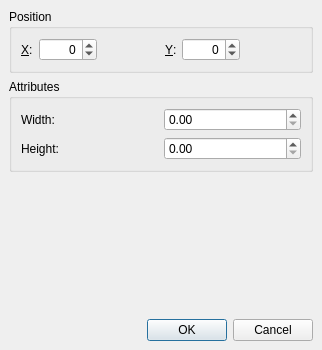
pomjak/robotCollisionDetection, file forms/obstacle-properties-dialog.ui: the form before one commit.
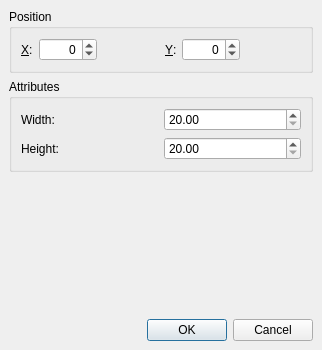
The form after the commit.

```diff
--- a/forms/obstacle-properties-dialog.ui
+++ b/forms/obstacle-properties-dialog.ui
@@ -154,10 +154,24 @@
        </widget>
       </item>
       <item row="0" column="1">
-       <widget class="QDoubleSpinBox" name="widthBox"/>
+       <widget class="QDoubleSpinBox" name="widthBox">
+        <property name="minimum">
+         <double>20.000000000000000</double>
+        </property>
+        <property name="maximum">
+         <double>240.000000000000000</double>
+        </property>
+       </widget>
       </item>
       <item row="1" column="1">
-       <widget class="QDoubleSpinBox" name="heightBox"/>
+       <widget class="QDoubleSpinBox" name="heightBox">
+        <property name="minimum">
+         <double>20.000000000000000</double>
+        </property>
+        <property name="maximum">
+         <double>240.000000000000000</double>
+        </property>
+       </widget>
       </item>
       <item row="0" column="0">
        <widget class="QLabel" name="widthLabel">
```
